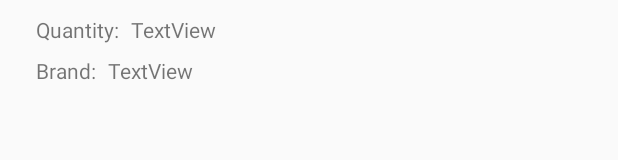
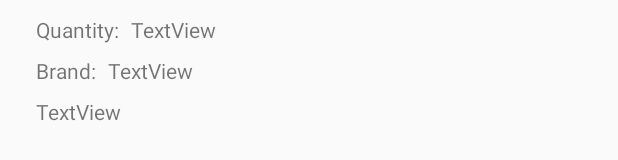
Before and after one commit to paceuniversity/cs389s2022team4, an Android app: the layout activity_detail.xml on its own in the app's theme, with its tools: preview values and no code run, on a phone screen of 412 x 824 dp. Shown: the part 670-830 px from the top of the screen. Run offline under Robolectric (Android 15) with nearby library versions, the phone set to English and light mode, and no system bars.

Commit message:
detail page

```diff
--- a/PlayTrade/app/src/main/java/com/example/jetpack/Upload.java
+++ b/PlayTrade/app/src/main/java/com/example/jetpack/Upload.java
@@ -1,6 +1,8 @@
 package com.example.jetpack;
 
-public class Upload {
+import java.io.Serializable;
+
+public class Upload implements Serializable {
     private String PName;
     private String condition;
     private String quantity;
--- a/PlayTrade/app/src/main/java/com/example/jetpack/util/ImageActivity.java
+++ b/PlayTrade/app/src/main/java/com/example/jetpack/util/ImageActivity.java
@@ -58,8 +58,11 @@ public class ImageActivity extends AppCompatActivity {
                 Toast.makeText(ImageActivity.this,databaseError.getMessage(),Toast.LENGTH_SHORT).show();
             }
         });
+
+        Intent intent = new Intent(getApplicationContext(), detail.class);
+        intent.putExtra("data", mUploads.getClass());
     }
-
+    // Button "BROWSE TOYS" clicked method
     public void detail_toy(View view) {
         Intent intent = new Intent (this, detail.class);
         startActivity(intent);
--- a/PlayTrade/app/src/main/res/layout/activity_detail.xml
+++ b/PlayTrade/app/src/main/res/layout/activity_detail.xml
@@ -115,6 +115,18 @@
                 app:layout_constraintStart_toEndOf="@+id/brand_title"
                 app:layout_constraintTop_toBottomOf="@+id/quantity_datail" />
 
+            <TextView
+                android:id="@+id/description"
+                android:layout_width="0dp"
+                android:layout_height="wrap_content"
+                android:layout_marginStart="24dp"
+                android:layout_marginTop="8dp"
+                android:layout_marginEnd="24dp"
+                android:text="TextView"
+                app:layout_constraintEnd_toEndOf="parent"
+                app:layout_constraintStart_toStartOf="parent"
+                app:layout_constraintTop_toBottomOf="@+id/brand_title" />
+
         </androidx.constraintlayout.widget.ConstraintLayout>
     </TableLayout>
 </ScrollView>
--- a/PlayTrade/app/src/main/res/layout/image_item.xml
+++ b/PlayTrade/app/src/main/res/layout/image_item.xml
@@ -27,7 +27,7 @@
                 app:layout_constraintEnd_toEndOf="parent"
                 app:layout_constraintStart_toEndOf="@+id/image_view_upload"
                 app:layout_constraintTop_toTopOf="@+id/image_view_upload"
-                android:onClick="detail_toy"/>
+                android:onClick="detail_toy" />
 
             <ImageView
                 android:id="@+id/image_view_upload"
```
Also changed, not shown: PlayTrade/app/src/main/java/com/example/jetpack/util/ImageAdapter.java (+31 -0 lines), PlayTrade/app/src/main/java/com/example/jetpack/util/detail.java (+33 -47 lines).
